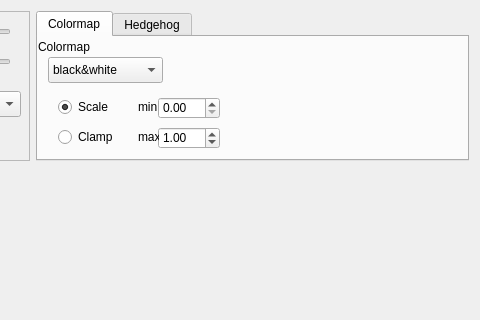
josepsmartinez/scivis, file window.ui: the form before one commit; both pictures show x 181 to 661 and y 0 to 320 of the 661 by 574 pixel window.
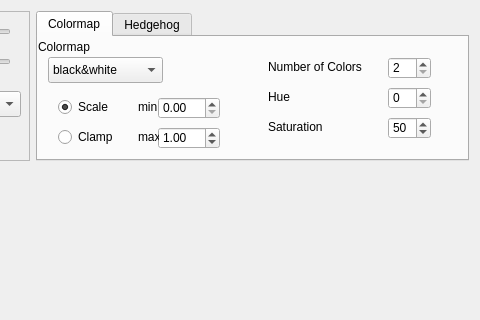
The form after the commit. Custom widgets are drawn as their Qt base class.

```diff
--- a/window.ui
+++ b/window.ui
@@ -400,6 +400,99 @@
           <string>max</string>
          </property>
         </widget>
+        <widget class="QSpinBox" name="numberColors">
+         <property name="geometry">
+          <rect>
+           <x>350</x>
+           <y>20</y>
+           <width>43</width>
+           <height>22</height>
+          </rect>
+         </property>
+         <property name="minimum">
+          <number>2</number>
+         </property>
+         <property name="maximum">
+          <number>256</number>
+         </property>
+        </widget>
+        <widget class="QLabel" name="label_7">
+         <property name="geometry">
+          <rect>
+           <x>230</x>
+           <y>20</y>
+           <width>100</width>
+           <height>20</height>
+          </rect>
+         </property>
+         <property name="text">
+          <string>Number of Colors</string>
+         </property>
+        </widget>
+        <widget class="QLabel" name="label_8">
+         <property name="geometry">
+          <rect>
+           <x>230</x>
+           <y>50</y>
+           <width>100</width>
+           <height>20</height>
+          </rect>
+         </property>
+         <property name="text">
+          <string>Hue</string>
+         </property>
+        </widget>
+        <widget class="QLabel" name="label_9">
+         <property name="geometry">
+          <rect>
+           <x>230</x>
+           <y>80</y>
+           <width>100</width>
+           <height>20</height>
+          </rect>
+         </property>
+         <property name="text">
+          <string>Saturation</string>
+         </property>
+        </widget>
+        <widget class="QSpinBox" name="huevalue">
+         <property name="geometry">
+          <rect>
+           <x>350</x>
+           <y>50</y>
+           <width>43</width>
+           <height>22</height>
+          </rect>
+         </property>
+         <property name="minimum">
+          <number>0</number>
+         </property>
+         <property name="maximum">
+          <number>360</number>
+         </property>
+         <property name="value">
+          <number>0</number>
+         </property>
+        </widget>
+        <widget class="QSpinBox" name="saturationvalue">
+         <property name="geometry">
+          <rect>
+           <x>350</x>
+           <y>80</y>
+           <width>43</width>
+           <height>22</height>
+          </rect>
+         </property>
+         <property name="minimum">
+          <number>0</number>
+         </property>
+         <property name="maximum">
+          <number>100</number>
+         </property>
+         <property name="value">
+          <number>50</number>
+         </property>
+        </widget>
        </widget>
        <widget class="QWidget" name="Hedgehog">
         <attribute name="title">
```
